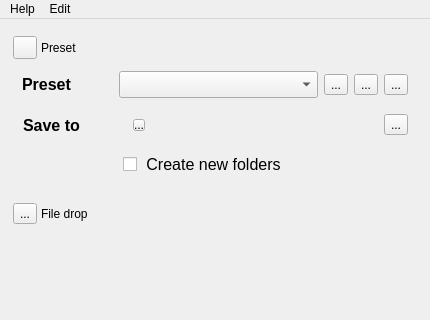
This is automator.ui in mikaelsundell/automator as Qt 5 draws it before an edit; both pictures show x 0 to 430 and y 0 to 320 of the 430 by 680 pixel window. The edited form follows.
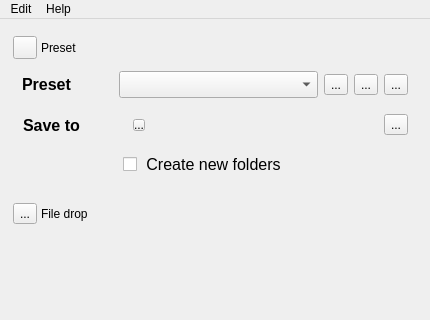
This is the edited form. Icons and pictures are not drawn. Custom widgets are drawn as their Qt base class.

Commit message: Moved Help menu after Edit Updated README.md

```diff
--- a/automator.ui
+++ b/automator.ui
@@ -840,8 +840,8 @@
     </property>
     <addaction name="addfiles"/>
    </widget>
-   <addaction name="menuHelp"/>
    <addaction name="menuEdit"/>
+   <addaction name="menuHelp"/>
   </widget>
   <action name="copyRGBAsText">
    <property name="text">
```
The commit also changes 1 other file.
